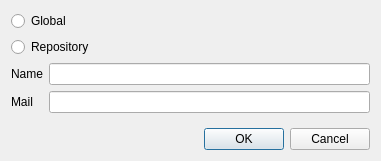
Above: src/SetUserDialog.ui from soramimi/Guitar before the change. Below: the same form after it.
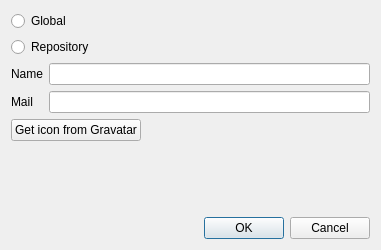
That is the form after the change.

Commit message: ユーザー設定とコミットプロパティダイアログで、Gravatarからアイコンを取得して表示する機能。

Diff of the .ui file:
```diff
--- a/src/SetUserDialog.ui
+++ b/src/SetUserDialog.ui
@@ -7,7 +7,7 @@
     <x>0</x>
     <y>0</y>
     <width>381</width>
-    <height>161</height>
+    <height>248</height>
    </rect>
   </property>
   <property name="windowTitle">
@@ -58,6 +58,55 @@
      </item>
     </layout>
    </item>
+   <item>
+    <layout class="QHBoxLayout" name="horizontalLayout_2">
+     <item>
+      <widget class="QPushButton" name="pushButton_get_icon">
+       <property name="text">
+        <string>Get icon from Gravatar</string>
+       </property>
+      </widget>
+     </item>
+     <item>
+      <spacer name="horizontalSpacer_2">
+       <property name="orientation">
+        <enum>Qt::Horizontal</enum>
+       </property>
+       <property name="sizeHint" stdset="0">
+        <size>
+         <width>40</width>
+         <height>20</height>
+        </size>
+       </property>
+      </spacer>
+     </item>
+    </layout>
+   </item>
+   <item>
+    <widget class="QLabel" name="label_avatar">
+     <property name="sizePolicy">
+      <sizepolicy hsizetype="Fixed" vsizetype="Fixed">
+       <horstretch>0</horstretch>
+       <verstretch>0</verstretch>
+      </sizepolicy>
+     </property>
+     <property name="minimumSize">
+      <size>
+       <width>64</width>
+       <height>64</height>
+      </size>
+     </property>
+     <property name="maximumSize">
+      <size>
+       <width>64</width>
+       <height>64</height>
+      </size>
+     </property>
+     <property name="text">
+      <string/>
+     </property>
+    </widget>
+   </item>
    <item>
     <layout class="QHBoxLayout" name="horizontalLayout">
      <item>
```
The commit also changes 8 other files.
